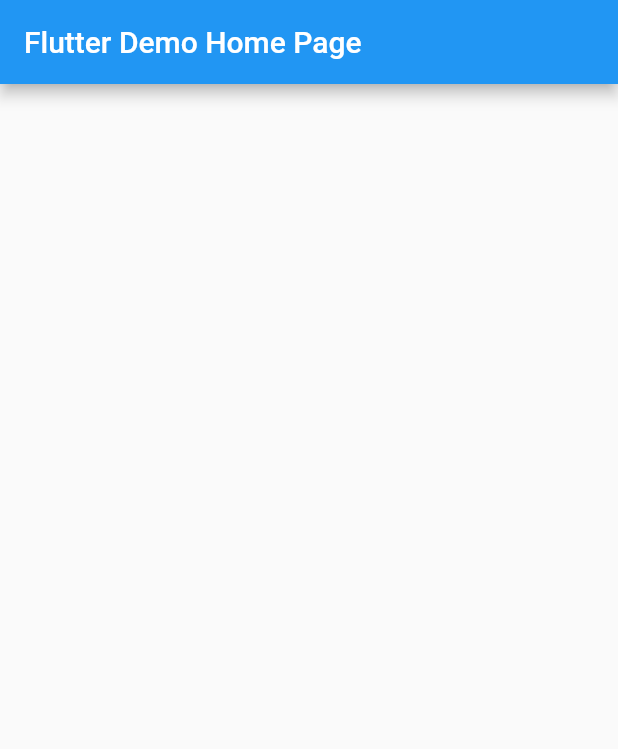
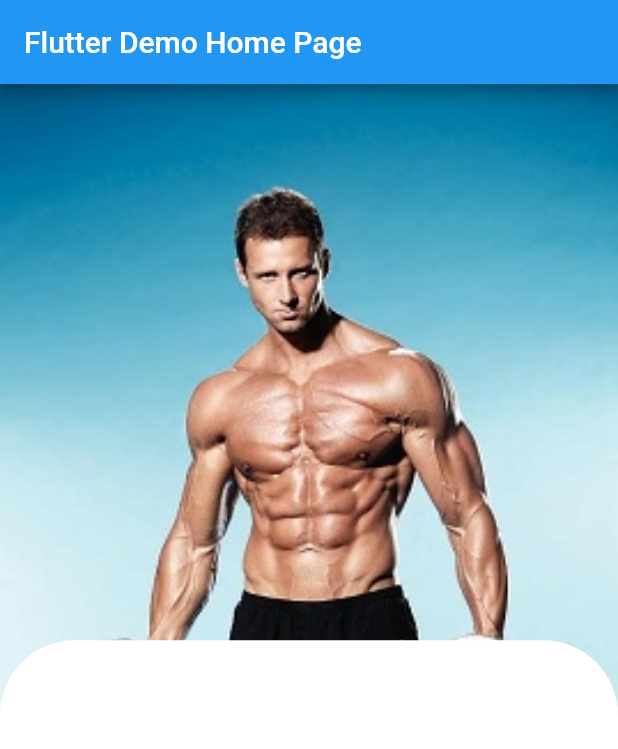
Before and after one commit to gboyega/Flutter_group_3, a Flutter app: the screen it shows after launch, on a phone screen of 412 x 824 dp. Shown: the top 749 px of the screen. Run offline on Flutter 3.47's test engine with Material 2 defaults, Android fonts, the phone set to English and light mode, and no system bars.

Commit message:
added image and white rounded background

```diff
--- a/lib/home_page.dart
+++ b/lib/home_page.dart
@@ -16,6 +16,39 @@ class _MyHomePageState extends State<MyHomePage> {
         appBar: AppBar(
           title: Text(widget.title),
         ),
-        body: Container());
+        body: SafeArea(
+          child: SingleChildScrollView(
+            child: Container(
+              width: MediaQuery.of(context).size.width,
+              height: MediaQuery.of(context).size.height,
+              decoration: BoxDecoration(
+                color: Colors.blue,
+                image: new DecorationImage(
+                    image: new AssetImage("images/ScreenOne.jpg"),
+                    fit: BoxFit.fitWidth,
+                    alignment: Alignment.topLeft),
+              ),
+              child: Column(
+                mainAxisAlignment: MainAxisAlignment.end,
+                crossAxisAlignment: CrossAxisAlignment.center,
+                children: [
+                  Container(
+                    width: double.infinity,
+                    height: MediaQuery.of(context).size.height * 0.55,
+                    padding: EdgeInsets.symmetric(horizontal: 30),
+                    decoration: BoxDecoration(
+                      color: Colors.white,
+                      borderRadius: BorderRadius.only(
+                        topLeft: Radius.circular(50),
+                        topRight: Radius.circular(50),
+                      ),
+                    ),
+
+                  ),
+                ],
+              ),
+            ),
+          ),
+        ));
   }
 }
```
